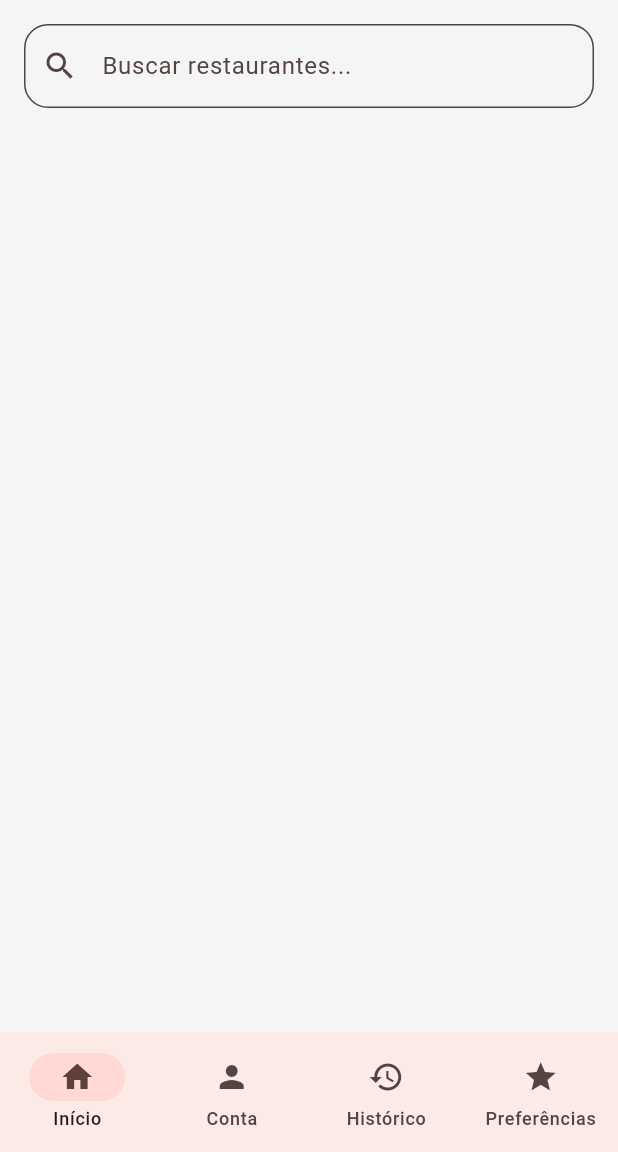
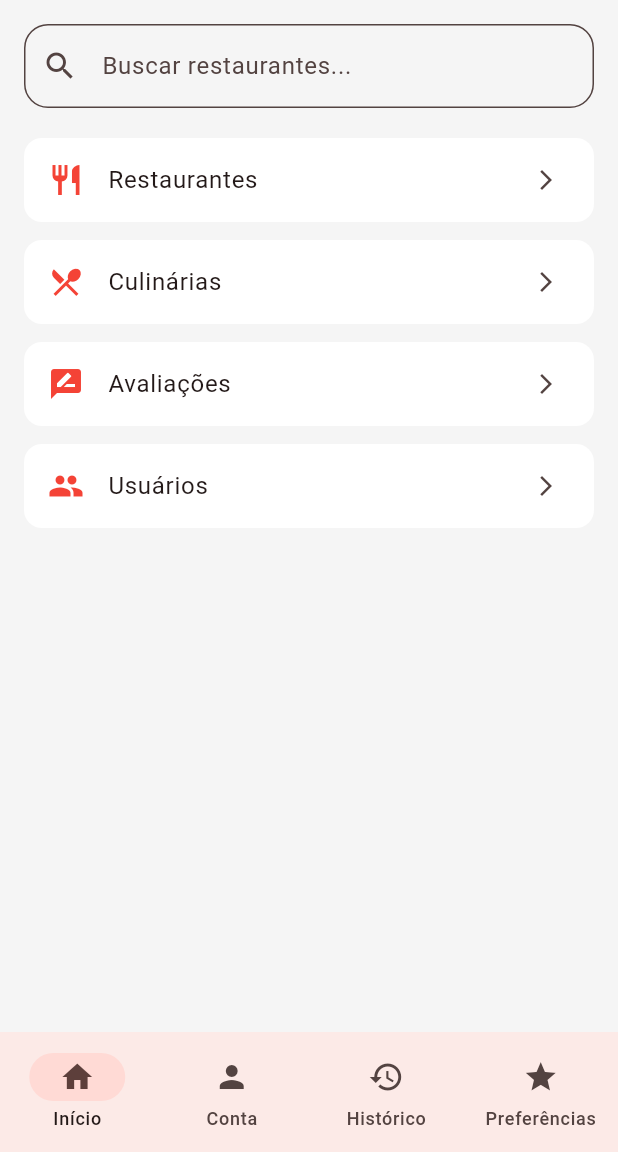
Before and after one commit to GustavoM4tias/restaurante-mobile, a Flutter app: the HomeScreen screen opened by its route, on a phone screen of 412 x 824 dp, the part 84-1236 px from its top. Run offline on Flutter 3.47's test engine with Material 3 defaults, Android fonts, the phone set to English and light mode, and no system bars; our stand-ins replace go_router, shared_preferences, sqflite; accounts and stored records are empty; network calls fail.

Commit message:
feat: integra gerenciamento de estado com Provider para Restaurante, Culinaria e Usuario

```diff
--- a/lib/router/app_router.dart
+++ b/lib/router/app_router.dart
@@ -1,12 +1,18 @@
 import 'package:flutter/material.dart';
 import 'package:go_router/go_router.dart';
 
-// Importação das telas
+// Telas principais
 import '../screens/login_screen.dart';
 import '../screens/home_screen.dart';
 import '../screens/account_screen.dart';
 import '../screens/history_screen.dart';
 import '../screens/preferences_screen.dart';
+
+// Páginas de entidades
+import '../pages/restaurante_page.dart';
+import '../pages/culinaria_page.dart';
+import '../pages/avaliacao_page.dart';
+import '../pages/usuario_page.dart';
 
 final GoRouter appRouter = GoRouter(
   initialLocation: '/',
@@ -14,7 +20,8 @@ final GoRouter appRouter = GoRouter(
     GoRoute(
       path: '/',
       name: 'login',
-      pageBuilder: (context, state) => SlidePageTransition(child: LoginScreen()),
+      pageBuilder: (context, state) =>
+          SlidePageTransition(child: LoginScreen()),
     ),
     GoRoute(
       path: '/home',
@@ -24,17 +31,44 @@ final GoRouter appRouter = GoRouter(
         GoRoute(
           path: 'account',
           name: 'account',
-          pageBuilder: (context, state) => SlidePageTransition(child: AccountScreen()),
+          pageBuilder: (context, state) =>
+              SlidePageTransition(child: AccountScreen()),
         ),
         GoRoute(
           path: 'history',
           name: 'history',
-          pageBuilder: (context, state) => SlidePageTransition(child: HistoryScreen()),
+          pageBuilder: (context, state) =>
+              SlidePageTransition(child: HistoryScreen()),
         ),
         GoRoute(
           path: 'preferences',
           name: 'preferences',
-          pageBuilder: (context, state) => SlidePageTransition(child: PreferencesScreen()),
+          pageBuilder: (context, state) =>
+              SlidePageTransition(child: PreferencesScreen()),
+        ),
+        GoRoute(
+          path: 'restaurantes',
+          name: 'restaurantes',
+          pageBuilder: (context, state) =>
+              SlidePageTransition(child: RestaurantePage()),
+        ),
+        GoRoute(
+          path: 'culinarias',
+          name: 'culinarias',
+          pageBuilder: (context, state) =>
+              SlidePageTransition(child: CulinariaPage()),
+        ),
+        GoRoute(
+          path: 'avaliacoes',
+          name: 'avaliacoes',
+          pageBuilder: (context, state) =>
+              SlidePageTransition(child: AvaliacaoPage()),
+        ),
+        GoRoute(
+          path: 'usuarios',
+          name: 'usuarios',
+          pageBuilder: (context, state) =>
+              SlidePageTransition(child: UsuarioPage()),
         ),
       ],
     ),
--- a/lib/screens/home_screen.dart
+++ b/lib/screens/home_screen.dart
@@ -1,4 +1,5 @@
 import 'package:flutter/material.dart';
+import 'package:go_router/go_router.dart';
 import 'account_screen.dart';
 import 'history_screen.dart';
 import 'preferences_screen.dart';
@@ -68,8 +69,55 @@ class HomeContent extends StatelessWidget {
             ),
           ),
         ),
+        SizedBox(height: 20),
 
+        // Botões de navegação para entidades
+        _buildNavTile(
+          context,
+          icon: Icons.restaurant,
+          title: 'Restaurantes',
+          route: '/home/restaurantes',
+        ),
+        SizedBox(height: 12),
+        _buildNavTile(
+          context,
+          icon: Icons.local_dining,
+          title: 'Culinárias',
+          route: '/home/culinarias',
+        ),
+        SizedBox(height: 12),
+        _buildNavTile(
+          context,
+          icon: Icons.rate_review,
+          title: 'Avaliações',
+          route: '/home/avaliacoes',
+        ),
+        SizedBox(height: 12),
+        _buildNavTile(
+          context,
+          icon: Icons.people,
+          title: 'Usuários',
+          route: '/home/usuarios',
+        ),
       ],
     );
   }
+
+  Widget _buildNavTile(
+    BuildContext context, {
+    required IconData icon,
+    required String title,
+    required String route,
+  }) {
+    return ListTile(
+      leading: Icon(icon, color: Colors.red),
+      title: Text(title),
+      trailing: Icon(Icons.arrow_forward_ios, size: 16),
+      shape: RoundedRectangleBorder(
+        borderRadius: BorderRadius.circular(12),
+      ),
+      tileColor: Colors.white,
+      onTap: () => context.go(route),
+    );
+  }
 }
--- a/lib/services/preferences_service.dart
+++ b/lib/services/preferences_service.dart
@@ -56,8 +56,9 @@ class PreferencesService {
         : null;
   }
 
-
   Future<bool> clearAllPreferences() async {
     return await _preferences?.clear() ?? false;
   }
+
+  static getToken() {}
 }
--- a/pubspec.yaml
+++ b/pubspec.yaml
@@ -14,6 +14,7 @@ dependencies:
   cupertino_icons: ^1.0.2
   go_router: ^10.1.2
   http: ^1.4.0
+  provider: ^6.1.5
 
 dev_dependencies:
   flutter_test:
```
Also changed, not shown: lib/main.dart (+11 -1 lines), lib/pages/avaliacao_page.dart (added, +50 -0 lines), lib/pages/culinaria_page.dart (added, +40 -0 lines), lib/pages/restaurante_page.dart (added, +51 -0 lines), lib/pages/usuario_page.dart (added, +41 -0 lines), lib/providers/restaurante_provider.dart (added, +30 -0 lines), lib/services/avaliacao_service.dart (+32 -26 lines), lib/services/culinaria_service.dart (+33 -18 lines), lib/services/usuario_service.dart (+29 -27 lines), pubspec.lock.
